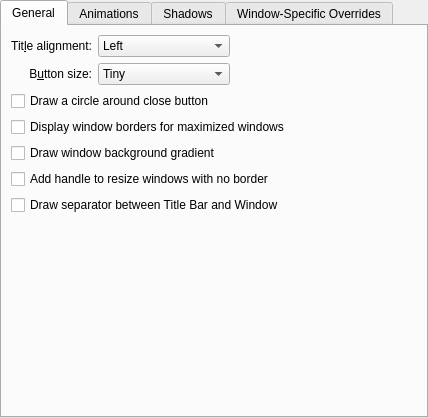
This is kdecoration/config/ui/breezeconfigurationui.ui in Luwx/Lightly as Qt 5 draws it before an edit. The edited form follows.
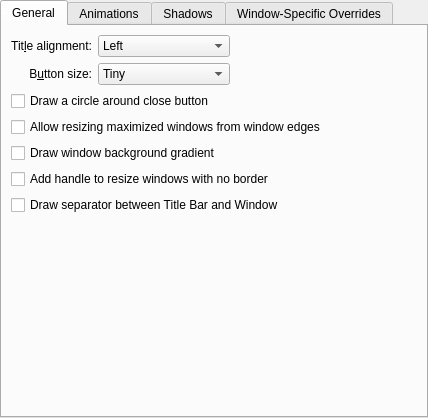
This is the edited form. Custom widgets are drawn as their Qt base class.

Commit message:
Make it obvious what "Display window borders for maximized windows" is for
Summary:
Change "Display window borders for maximized windows" to "Allow resizing maximized windows from window esges"

This makes it obvious what the purpose of the feature is, and why one would want to turn it on.

Test Plan:
Tested in KDE Neon. feature still works, and only the text is changed. Before:
{F5540181}

After:
{F5542554}

Reviewers: hpereiradacosta, #breeze, #vdg

Reviewed By: hpereiradacosta

Subscribers: plasma-devel

Tags: #plasma

The edit to the form file:
```diff
--- a/kdecoration/config/ui/breezeconfigurationui.ui
+++ b/kdecoration/config/ui/breezeconfigurationui.ui
@@ -155,7 +155,7 @@
        <item row="3" column="0" colspan="3">
         <widget class="QCheckBox" name="drawBorderOnMaximizedWindows">
          <property name="text">
-          <string>Display window borders for maximized windows</string>
+          <string>Allow resizing maximized windows from window edges</string>
          </property>
         </widget>
        </item>
```
